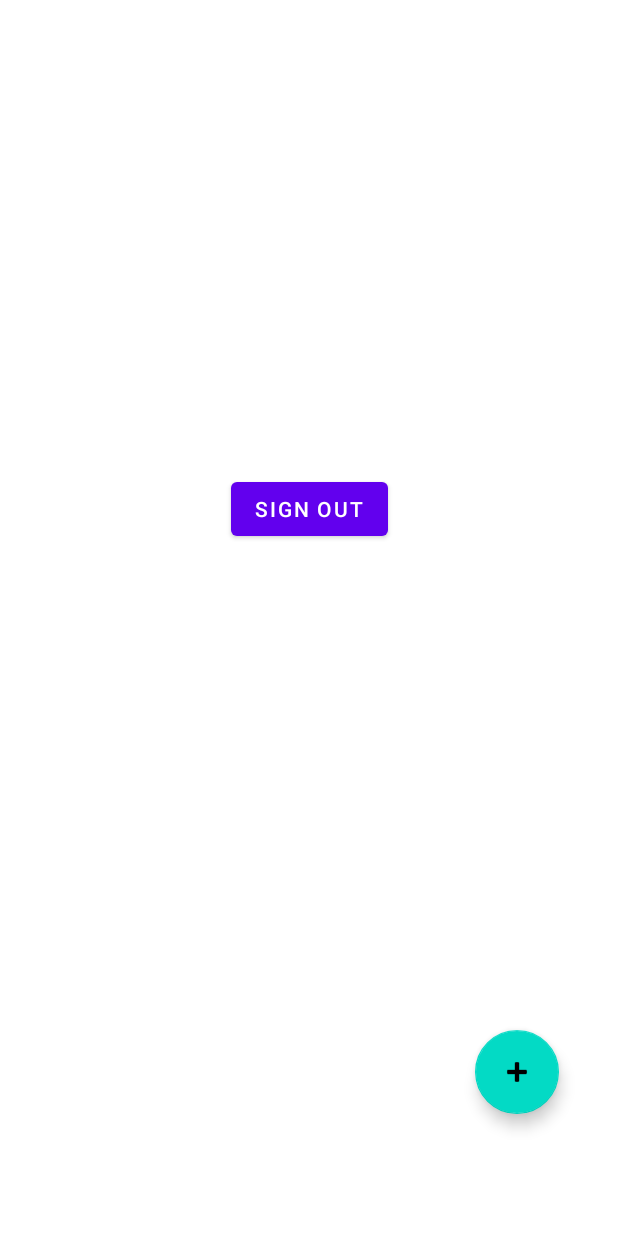
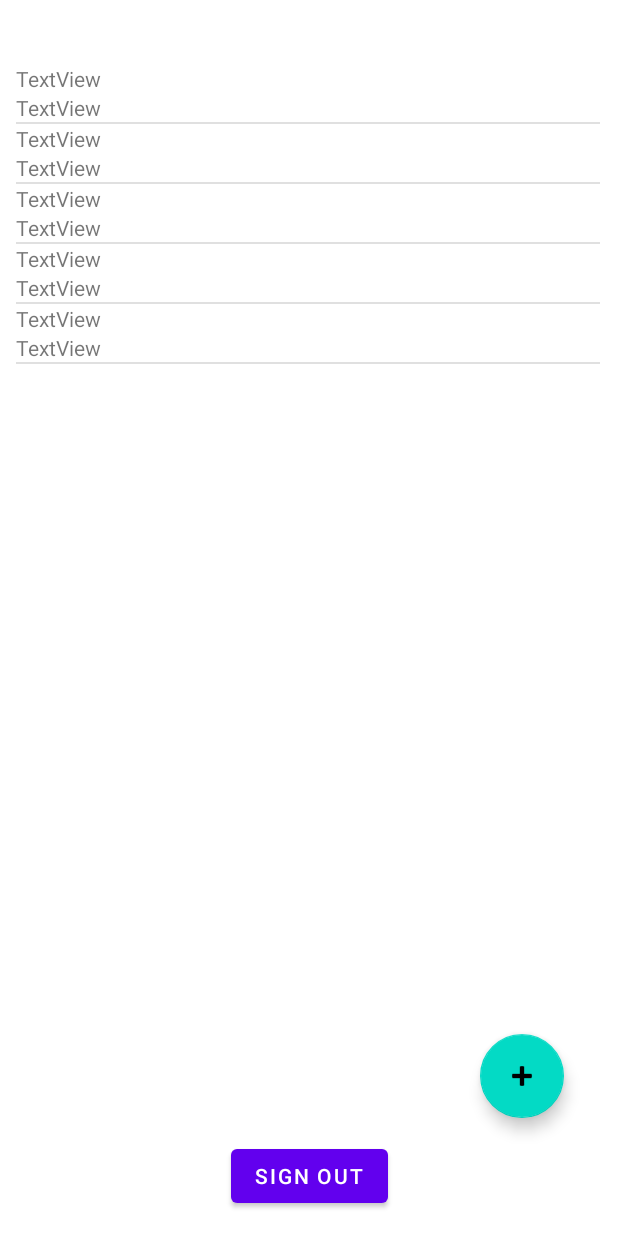
Before and after one commit to ErielVasan/DailyMissions, an Android app: the MissionsActivity screen opened directly, with no data from a screen before it, on a phone screen of 412 x 824 dp. Run offline under Robolectric (Android 15) with nearby library versions, the phone set to English and light mode, and no system bars; our stand-ins replace Firebase (no records; nobody signed in at launch, a user with empty details on screens opened directly).

Commit message:
Missions ListView Implementation

```diff
--- a/app/build.gradle
+++ b/app/build.gradle
@@ -41,6 +41,7 @@ dependencies {
     implementation 'com.google.android.material:material:1.3.0'
     implementation 'androidx.constraintlayout:constraintlayout:2.0.4'
     implementation 'com.google.firebase:firebase-auth:19.2.0'
+    implementation 'androidx.legacy:legacy-support-v4:1.0.0'
     testImplementation 'junit:junit:4.+'
     androidTestImplementation 'androidx.test.ext:junit:1.1.2'
     androidTestImplementation 'androidx.test.espresso:espresso-core:3.3.0'
--- /dev/null
+++ b/app/src/main/java/com/example/dailymissions/MissionsFragment.kt
@@ -0,0 +1,75 @@
+package com.example.dailymissions
+
+import android.content.Context
+import android.os.Bundle
+import androidx.fragment.app.Fragment
+import android.view.LayoutInflater
+import android.view.View
+import android.view.ViewGroup
+import android.widget.BaseAdapter
+import android.widget.ListView
+
+// TODO: Rename parameter arguments, choose names that match
+// the fragment initialization parameters, e.g. ARG_ITEM_NUMBER
+private const val ARG_PARAM1 = "param1"
+private const val ARG_PARAM2 = "param2"
+
+/**
+ * A simple [Fragment] subclass.
+ * Use the [MissionsFragment.newInstance] factory method to
+ * create an instance of this fragment.
+ */
+class MissionsFragment : Fragment() {
+
+    companion object {
+        fun newInstance() = MissionsFragment()
+    }
+
+    override fun onViewCreated(view: View, savedInstanceState: Bundle?) {
+        super.onViewCreated(view, savedInstanceState)
+        val listview = view.findViewById<ListView>(R.id.missionsListView)
+        val appContext = this.activity
+        listview.adapter = appContext?.let { MissionsAdapter(it) }
+    }
+
+    private class MissionsAdapter(context: Context): BaseAdapter() {
+
+        private val mContext: Context
+
+        init{
+            mContext = context
+        }
+
+        override fun getView(position: Int, convertView: View?, parent: ViewGroup?): View {
+            val layoutInflater = LayoutInflater.from(mContext)
+            val missionItem = layoutInflater.inflate(R.layout.mission_item, parent, false)
+            return missionItem
+
+        }
+
+        override fun getItem(position: Int): Any {
+            return "nothing"
+        }
+
+        override fun getItemId(position: Int): Long {
+            return position.toLong()
+        }
+
+        override fun getCount(): Int {
+            return 5
+        }
+    }
+
+    override fun onCreateView(
+        inflater: LayoutInflater,
+        container: ViewGroup?,
+        savedInstanceState: Bundle?
+    ): View? {
+        return inflater.inflate(R.layout.fragment_missions, container, false)
+    }
+
+
+
+
+
+}
--- a/app/src/main/res/layout/activity_missions.xml
+++ b/app/src/main/res/layout/activity_missions.xml
@@ -12,30 +12,43 @@
         android:layout_height="wrap_content"
         android:layout_marginStart="160dp"
         android:layout_marginLeft="160dp"
-        android:layout_marginTop="315dp"
         android:layout_marginEnd="159dp"
         android:layout_marginRight="159dp"
+        android:layout_marginBottom="16dp"
         android:text="Sign Out"
+        app:layout_constraintBottom_toBottomOf="parent"
         app:layout_constraintEnd_toEndOf="parent"
-        app:layout_constraintStart_toStartOf="parent"
-        app:layout_constraintTop_toTopOf="parent" />
+        app:layout_constraintHorizontal_bias="0.516"
+        app:layout_constraintStart_toStartOf="parent" />
 
     <com.google.android.material.floatingactionbutton.FloatingActionButton
         android:id="@+id/floatingActionButton3"
         android:layout_width="wrap_content"
         android:layout_height="wrap_content"
-        android:layout_marginStart="316dp"
-        android:layout_marginLeft="316dp"
-        android:layout_marginTop="640dp"
-        android:layout_marginEnd="39dp"
-        android:layout_marginRight="39dp"
-        android:layout_marginBottom="35dp"
+        android:layout_marginStart="320dp"
+        android:layout_marginLeft="320dp"
+        android:layout_marginEnd="35dp"
+        android:layout_marginRight="35dp"
         android:clickable="true"
+        android:contentDescription="add"
+        android:focusable="true"
         app:layout_constraintBottom_toBottomOf="parent"
         app:layout_constraintEnd_toEndOf="parent"
+        app:layout_constraintHorizontal_bias="0.0"
         app:layout_constraintStart_toStartOf="parent"
         app:layout_constraintTop_toTopOf="parent"
-        app:srcCompat="@android:drawable/ic_input_add"
-        android:focusable="true"
-        android:contentDescription="add" />
+        app:layout_constraintVertical_bias="0.898"
+        app:srcCompat="@android:drawable/ic_input_add" />
+
+    <fragment
+        android:id="@+id/fragment"
+        android:name="com.example.dailymissions.MissionsFragment"
+        android:layout_width="389dp"
+        android:layout_height="717dp"
+        app:layout_constraintBottom_toTopOf="@+id/signOutButton"
+        app:layout_constraintEnd_toEndOf="parent"
+        app:layout_constraintHorizontal_bias="0.481"
+        app:layout_constraintStart_toStartOf="parent"
+        app:layout_constraintTop_toTopOf="parent"
+        app:layout_constraintVertical_bias="1.0" />
 </androidx.constraintlayout.widget.ConstraintLayout>
--- /dev/null
+++ b/app/src/main/res/layout/fragment_missions.xml
@@ -0,0 +1,15 @@
+<?xml version="1.0" encoding="utf-8"?>
+<LinearLayout xmlns:android="http://schemas.android.com/apk/res/android"
+    xmlns:tools="http://schemas.android.com/tools"
+    android:layout_width="match_parent"
+    android:layout_height="match_parent"
+    android:orientation="vertical"
+    tools:context=".MissionsFragment">
+
+    <ListView
+        android:id="@+id/missionsListView"
+        android:layout_width="match_parent"
+        android:layout_height="match_parent"
+        tools:listitem="@layout/mission_item" />
+
+</LinearLayout>
--- /dev/null
+++ b/app/src/main/res/layout/mission_item.xml
@@ -0,0 +1,20 @@
+<?xml version="1.0" encoding="utf-8"?>
+<LinearLayout xmlns:android="http://schemas.android.com/apk/res/android"
+    android:layout_width="match_parent"
+    android:layout_height="match_parent"
+    android:orientation="vertical">
+
+    <TextView
+        android:id="@+id/textView3"
+        android:layout_width="match_parent"
+        android:layout_height="wrap_content"
+        android:layout_weight="1"
+        android:text="TextView" />
+
+    <TextView
+        android:id="@+id/textView4"
+        android:layout_width="match_parent"
+        android:layout_height="wrap_content"
+        android:layout_weight="1"
+        android:text="TextView" />
+</LinearLayout>
```
